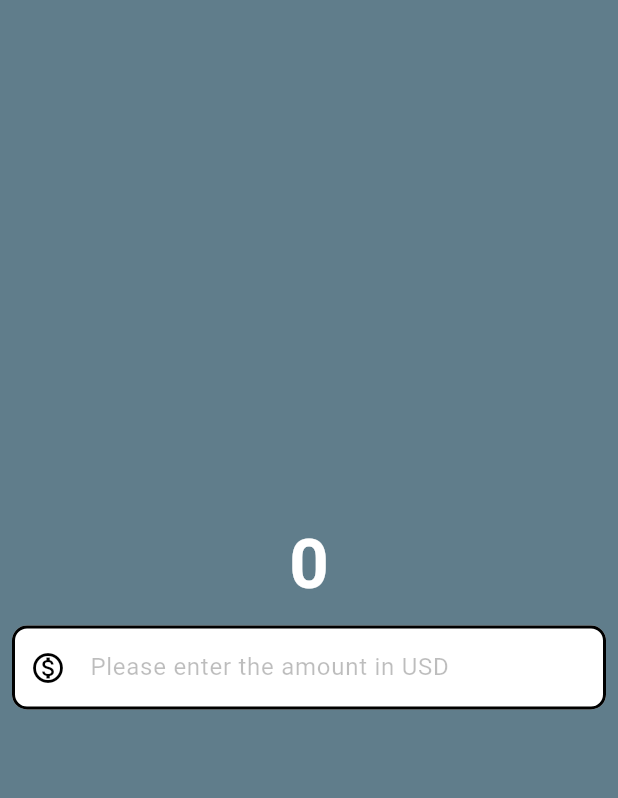
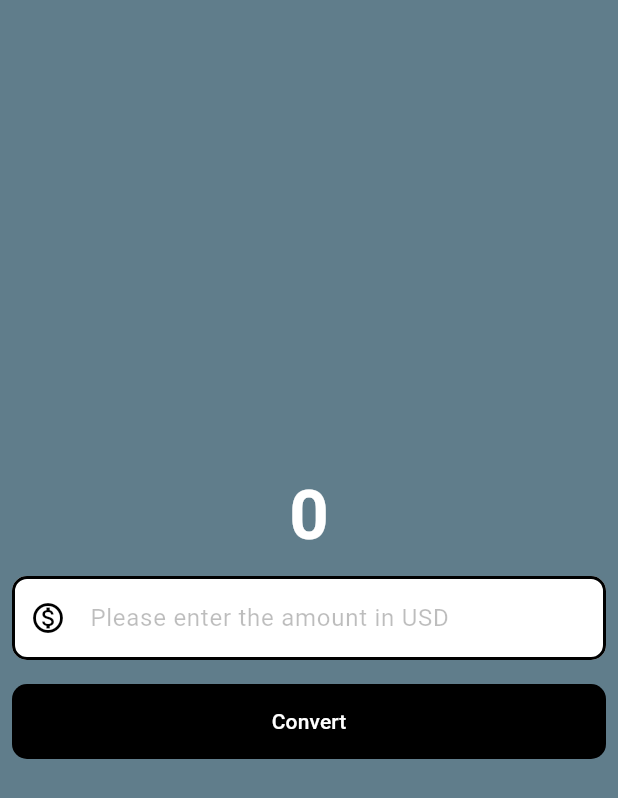
Before and after one commit to devfabien/currency_converter, a Flutter app: the screen it shows after launch, on a phone screen of 412 x 824 dp. Shown: the top 798 px of the screen. Run offline on Flutter 3.47's test engine with Material 3 defaults, Android fonts, the phone set to English and light mode, and no system bars.

Commit message:
style: styling a button from scratch

```diff
--- a/lib/currency_converter_material_page.dart
+++ b/lib/currency_converter_material_page.dart
@@ -1,3 +1,4 @@
+import 'package:flutter/foundation.dart';
 import 'package:flutter/material.dart';
 
 class CurrencyConverterMaterialPage extends StatelessWidget {
@@ -57,6 +58,30 @@ class CurrencyConverterMaterialPage extends StatelessWidget {
                 ),
               ),
             ),
+            Padding(
+              padding: const EdgeInsets.all(8.0),
+              child: TextButton(
+                onPressed: () {
+                  if (kDebugMode) {
+                    print('Button Clicked');
+                  }
+                },
+                style: const ButtonStyle(
+                  backgroundColor: WidgetStatePropertyAll(Colors.black),
+                  foregroundColor: WidgetStatePropertyAll(Colors.white),
+                  minimumSize:
+                      WidgetStatePropertyAll(Size(double.infinity, 50)),
+                  shape: WidgetStatePropertyAll(
+                    RoundedRectangleBorder(
+                      borderRadius: BorderRadius.all(
+                        Radius.circular(10),
+                      ),
+                    ),
+                  ),
+                ),
+                child: const Text('Convert'),
+              ),
+            )
           ],
         ),
       ),
```
